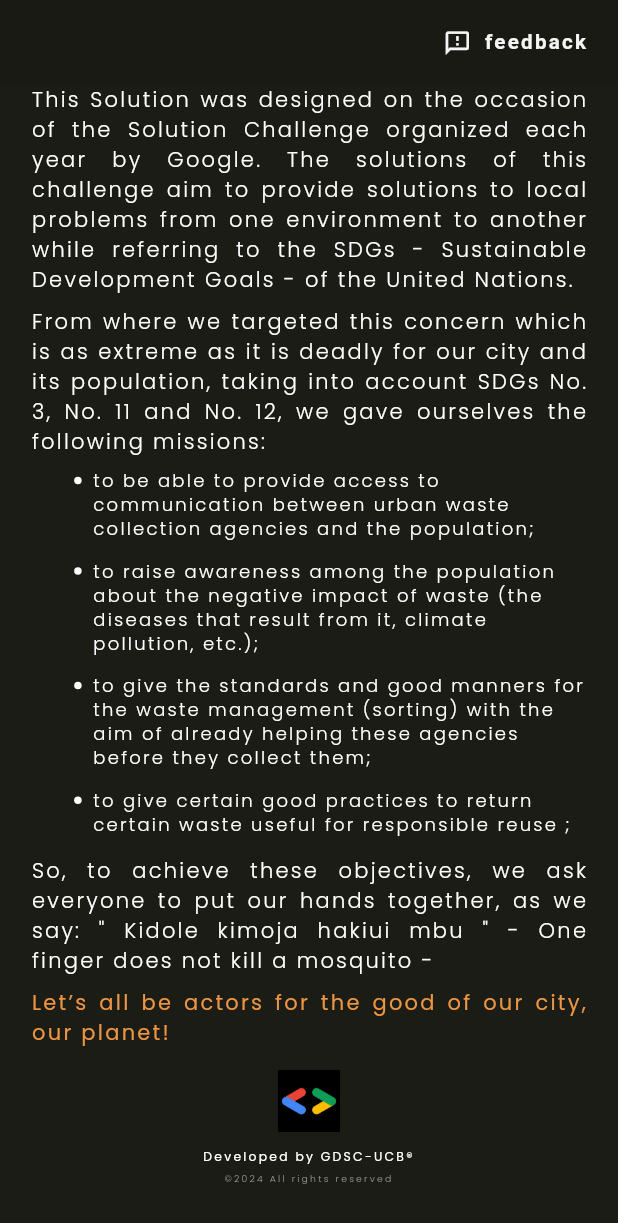
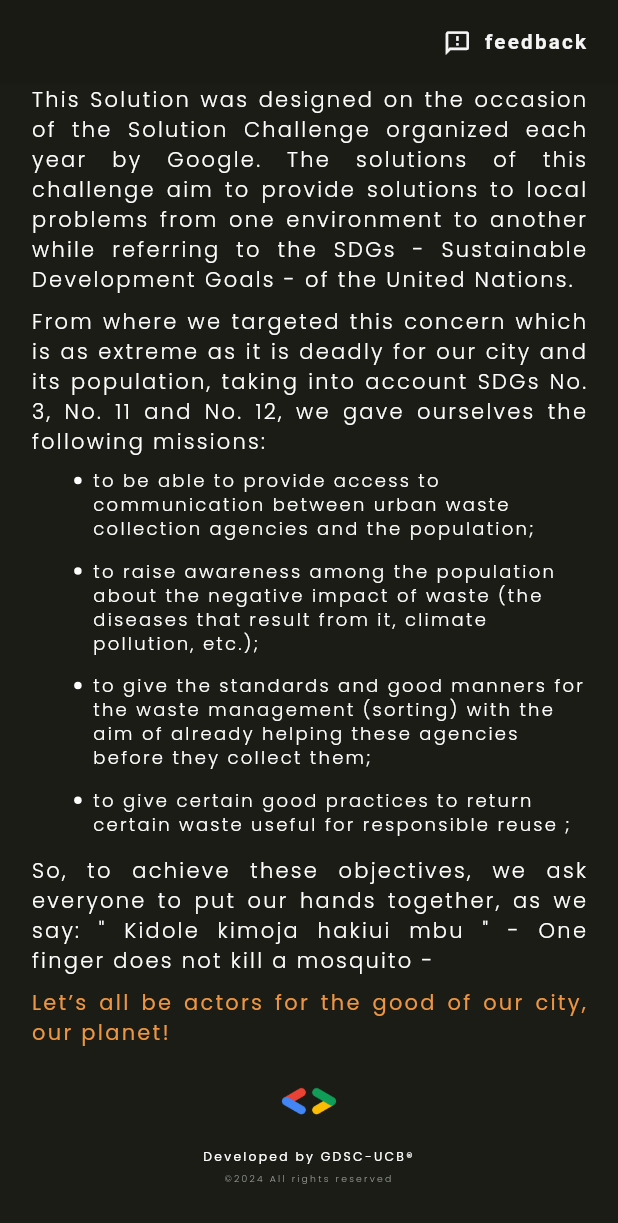
Before and after one commit to gdgocucbukavu/Usaf-ty, a Flutter app: the AboutPage screen opened by its route, scrolled down 336 dp, on a phone screen of 412 x 824 dp. Shown: the top 1223 px of the screen. Run offline on Flutter 3.47's test engine with Material 3 defaults, Android fonts, the phone set to English and light mode, and no system bars; our stand-ins replace cloud_firestore, device_info_plus, easy_localization, firebase_auth, firebase_core, firebase_storage and 11 more; missing offline and left inert: flutter_polyline_points, list_wheel_scroll_view_nls; accounts and stored records are empty; network calls fail.

Commit message:
version 1.1

```diff
--- a/assets/translations/sw-TZ.json
+++ b/assets/translations/sw-TZ.json
@@ -110,7 +110,7 @@
     "Veuillez vous connecter pour d'autres infos !": " Tafadhali ingia kwa taarifa zaidi!",
     "Confidentialité": "Siri",
     "Langue": "Lugha",
-    "Apropos": " Kuhusu",
+    "Apropos": "Kuhusu",
     "Veux-tu te déconnecter ?": "Unataka kutoka?",
     "Déconnecter": "Tenganisha",
     "Se Déconnecter": "Toka",
--- a/lib/app/shared/styles/images.dart
+++ b/lib/app/shared/styles/images.dart
@@ -1,10 +1,10 @@
 class AppImages {
   static dynamic cleancity = 'assets/images/cleancity.jpeg';
-  static dynamic gdsclogo = 'assets/images/gdsclogo.jpeg';
+  static dynamic gdsclogo = 'assets/images/gdsclogo.png';
   static dynamic home1 = 'assets/images/home1.jpeg';
   static dynamic home2 = 'assets/images/home2.jpeg';
   static dynamic home3 = 'assets/images/home3.jpeg';
-  static dynamic ia1 = 'assets/images/ia1.jpeg';
+  static dynamic ia = 'assets/images/ia.png';
   static dynamic logo = 'assets/images/logo.jpeg';
   static dynamic tri = 'assets/images/tri.jpeg';
   static dynamic user = 'assets/images/user.jpeg';
--- a/lib/app/view/notification/notification.dart
+++ b/lib/app/view/notification/notification.dart
@@ -30,7 +30,7 @@ class NotificationScreen extends StatelessWidget {
           ],
         ),
       ),
-      body: Expanded(child: notifBody(theme, size)),
+      body: notifBody(theme, size),
     );
   }
 }
--- a/lib/controller/cubit/profilcubit.dart
+++ b/lib/controller/cubit/profilcubit.dart
@@ -45,7 +45,7 @@ class ProfilCubit extends Cubit<ProfilState> {
     numero: "+243 894 097 071",
     agence: "Usaf'ty",
     frais: "50 000 CDF/mois",
-    imgPhoto: AppImages.ia1,
+    imgPhoto: AppImages.ia,
     photoP: AppImages.logo,
   );
 
--- a/lib/data/models/msg.dart
+++ b/lib/data/models/msg.dart
@@ -75,7 +75,7 @@ List msgs = [
     name: 'Conseil IA',
     isString: false,
     haveIcon: false,
-    icon: AppImages.ia1,
+    icon: AppImages.ia,
     msg:
         "La gestion des déchêts nous aide nos seulement à bien structurer nos odrures mais aussi à diminuer la pollution de l'air et permettre aux agents d'avoir une vision claire sur ce fait et tel type serait dans tel endroit !",
     date: DateTime.now(),
--- a/lib/data/models/system_msg.dart
+++ b/lib/data/models/system_msg.dart
@@ -42,7 +42,7 @@ List sytemMessages = [
   SystemMsg(
     title: 'IA',
     time: DateFormat.MMMEd().format(DateTime.now()),
-    image: AppImages.ia1,
+    image: AppImages.ia,
     color: AppColors.tdWhite,
     msg:
         "Commencez à participer au bien être de la société en fournissant à l'application des données en image ou en texte sur des déchets à la maison et partout.",
```
Also changed, not shown: lib/app/view/main.view.dart (+14 -14 lines), assets/images/gdsclogo.jpeg (deleted), assets/images/gdsclogo.png (added), assets/images/ia.jpeg (deleted), assets/images/ia.png (added).
